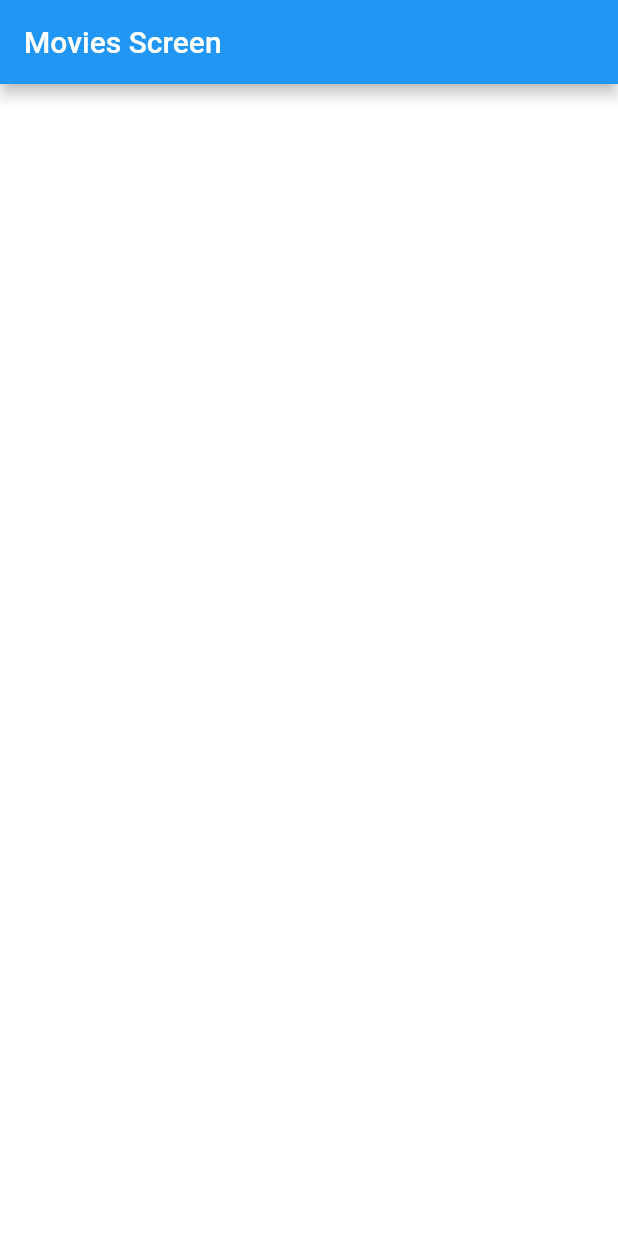
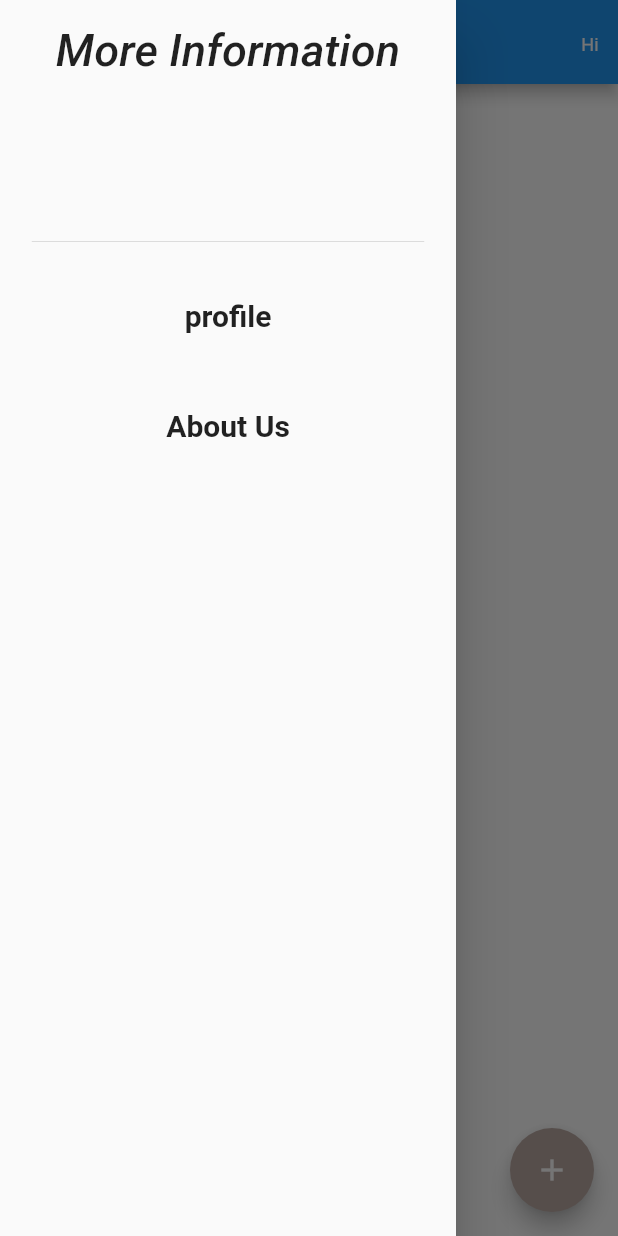
Before and after one commit to akramkamil/movies_app, a Flutter app: the MoviesScreen screen opened directly, with the side drawer open (before the commit the screen has no drawer), on a phone screen of 412 x 824 dp. Run offline on Flutter 3.47's test engine with Material 2 defaults, Android fonts, the phone set to English and light mode, and no system bars; our stand-ins replace get; accounts and stored records are empty; network calls fail.

Commit message:
making movies-add to add movies to the database and all_movies page and restor it from database and show it to the user

```diff
--- a/lib/models/user.dart
+++ b/lib/models/user.dart
@@ -15,7 +15,7 @@ class User {
 
   factory User.fromJson(Map<String, dynamic> json, String id) {
     return User(
-        userId: json['id'],
+        userId: id,
         username: json['username'],
         email: json['email'],
         password: json['password'],
--- /dev/null
+++ b/lib/providers/general_provider.dart
@@ -0,0 +1,8 @@
+import 'package:flutter/material.dart';
+import 'package:movies_app/models/user.dart';
+
+class GeneralProvider with ChangeNotifier{
+  User? selectedUser;
+  String LogedEmail ='';
+  String LogedPassword= '';
+}
--- /dev/null
+++ b/lib/providers/movies_provider.dart
@@ -0,0 +1,15 @@
+import 'package:flutter/material.dart';
+import 'package:movies_app/services/movies_services.dart';
+import '../models/movie.dart';
+
+class MoviesProvider with ChangeNotifier {
+  List<Movie> movies = [];
+  final MoviesServices _ms= MoviesServices();
+
+  void addMovies(String title, String desc, String imageUrl) async {
+    await _ms.addMovie(title, desc, imageUrl);
+  }
+  Future <void> getAllMovies () async {
+    movies = await _ms.getAllMovies();
+  }
+}
--- a/lib/providers/userProvider.dart
+++ b/lib/providers/userProvider.dart
@@ -17,7 +17,7 @@ class UserProvider with ChangeNotifier {
     users = await _us.getAllUsers();
   }
 
-  User? getSellected(String email, String password) {
+  User? getSellectedUser(String email, String password) {
     try{
     for (User u in users){
       if(email == u.email && password == u.password){
--- a/lib/screens/all_movies_screen/all_movies_screen.dart
+++ b/lib/screens/all_movies_screen/all_movies_screen.dart
@@ -1,4 +1,10 @@
 import 'package:flutter/material.dart';
+import 'package:movies_app/providers/general_provider.dart';
+import 'package:movies_app/providers/movies_provider.dart';
+import 'package:movies_app/screens/add_screen/add_screen.dart';
+import 'package:movies_app/screens/all_movies_screen/movie_tile.dart';
+import 'package:movies_app/screens/more_info_screen/more_info_screen.dart';
+import 'package:provider/provider.dart';
 
 class MoviesScreen extends StatefulWidget {
   const MoviesScreen({Key? key}) : super(key: key);
@@ -9,16 +15,54 @@ class MoviesScreen extends StatefulWidget {
 
 class MoviesScreenState extends State<MoviesScreen> {
   @override
-  void initState() {
-    // TODO: implement initState
+  void initState (){
     super.initState();
+    context.read<MoviesProvider>().getAllMovies();
   }
 
   @override
   Widget build(BuildContext context) {
+    var generalProvider = context.watch<GeneralProvider>();
+    var moviesProvider = context.read<MoviesProvider>();
     return Scaffold(
+      floatingActionButton: FloatingActionButton(
+        onPressed: () {
+          Navigator.of(context).pushReplacement(MaterialPageRoute(builder: (ctx) => const AddScreen()));
+        },
+        child: const Icon(Icons.add),
+      ),
+      drawer: const MoreInfoScreen(),
       appBar: AppBar(
+        actions: [Padding(
+          padding: const EdgeInsets.only(top: 23, right: 10),
+          child: Text('Hi ${generalProvider.selectedUser!.username}',
+          style: TextStyle(
+            fontSize: 12,
+          ),),
+        )],
         title: const Text('Movies Screen'),
+      ),
+      body: Column(
+        mainAxisAlignment: MainAxisAlignment.start,
+        crossAxisAlignment: CrossAxisAlignment.center,
+        children:[
+          ElevatedButton(
+              onPressed: () {
+            setState((){
+
+            });
+          },
+              child: const Text('show data')
+          ),
+        const SizedBox(
+          height: 30,
+        ),
+        ListView.builder(
+          shrinkWrap: true,
+            itemCount: moviesProvider.movies.length,
+            itemBuilder: (_, index) => MovieTile(moviesProvider.movies[index])
+        ),
+        ]
       ),
     );
   }
--- a/lib/screens/more_info_screen/more_info_screen.dart
+++ b/lib/screens/more_info_screen/more_info_screen.dart
@@ -0,0 +1,47 @@
+import 'package:flutter/material.dart';
+
+class MoreInfoScreen extends StatelessWidget {
+  const MoreInfoScreen({Key? key}) : super(key: key);
+
+  @override
+  Widget build(BuildContext context) {
+    return Drawer(
+      child: Column(
+        children: [
+          Padding(
+            padding: const EdgeInsets.only(bottom: 30),
+            child: const DrawerHeader(
+                child: Text('More Information',
+                  style: TextStyle(
+                      fontSize: 30,
+                      fontStyle: FontStyle.italic
+                  ),
+                )
+            ),
+          ),
+          GestureDetector(
+            onTap: () {},
+            child: const Text('profile',
+            style: TextStyle(
+              fontSize: 20,
+              fontWeight: FontWeight.bold
+            ),
+            ),
+          ),
+          const SizedBox(
+            height: 50,
+          ),
+          GestureDetector(
+            onTap: () {},
+            child: const Text('About Us',
+              style: TextStyle(
+                  fontSize: 20,
+                  fontWeight: FontWeight.bold
+              ),
+            ),
+          ),
+        ],
+      ),
+    );
+  }
+}
```
Also changed, not shown: lib/main.dart (+7 -2 lines), lib/models/movie.dart (+13 -8 lines), lib/screens/add_screen/add_screen.dart (added, +99 -0 lines), lib/screens/all_movies_screen/movie_tile.dart (added, +17 -0 lines), lib/screens/auth_screen/login_screen.dart (+12 -0 lines), lib/services/movies_services.dart (added, +26 -0 lines).
